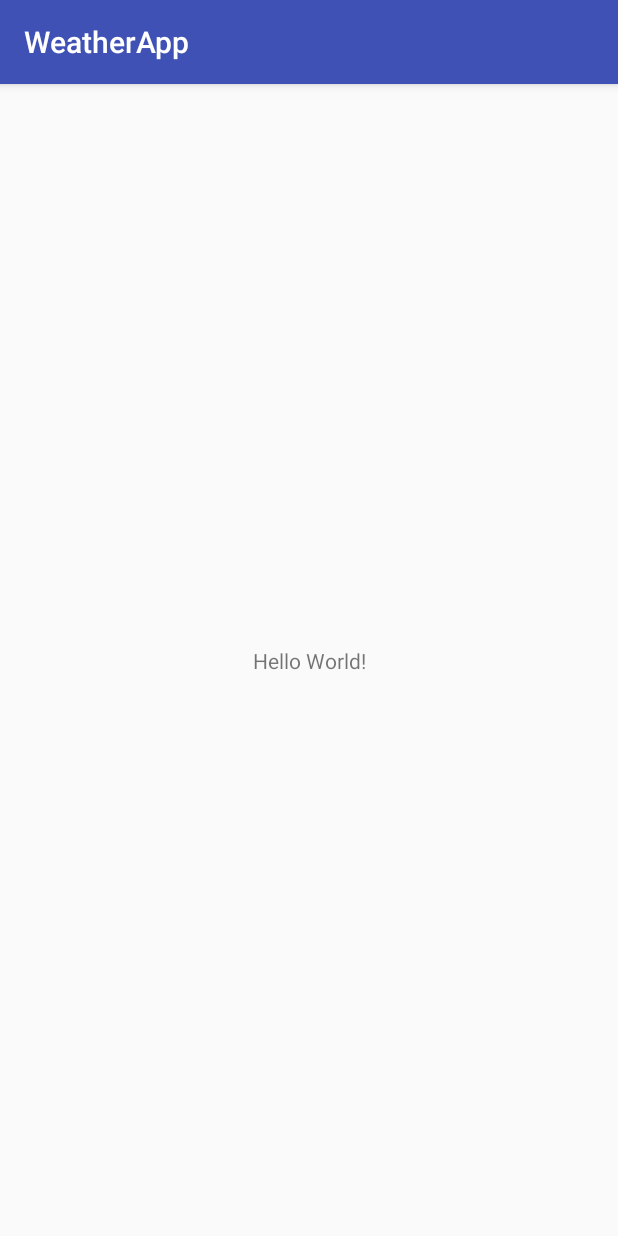
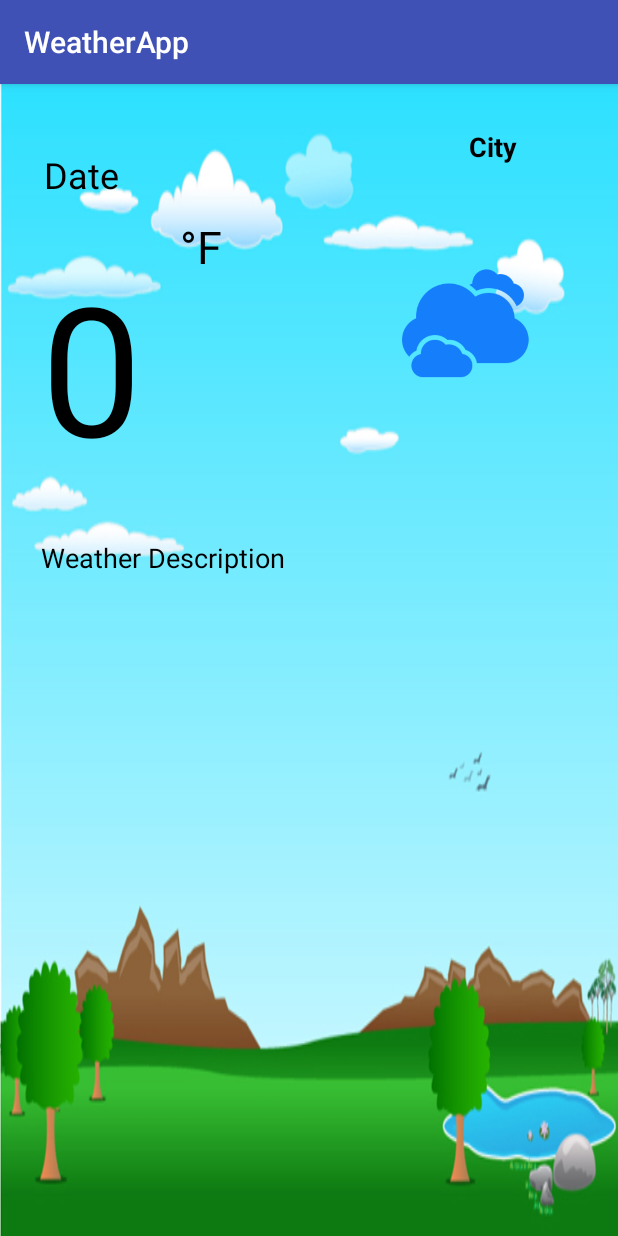
Before and after one commit to vasileGrad/WeatherApp, an Android app: the screen it shows after launch (MainActivity), on a phone screen of 412 x 824 dp. Run offline under Robolectric (Android 15) with nearby library versions, the phone set to English and light mode, and no system bars.

Commit message:
Adding TextViews and Background Photo

```diff
--- a/app/src/main/res/layout/activity_main.xml
+++ b/app/src/main/res/layout/activity_main.xml
@@ -4,15 +4,99 @@
     xmlns:tools="http://schemas.android.com/tools"
     android:layout_width="match_parent"
     android:layout_height="match_parent"
+    android:background="@drawable/background"
     tools:context="com.example.vasile.weatherapp.MainActivity">
 
     <TextView
+        android:id="@+id/dateTextView"
         android:layout_width="wrap_content"
         android:layout_height="wrap_content"
-        android:text="Hello World!"
+        android:text="Date"
+        android:textColor="@android:color/black"
+        android:textSize="24sp"
         app:layout_constraintBottom_toBottomOf="parent"
+        app:layout_constraintHorizontal_bias="0.081"
         app:layout_constraintLeft_toLeftOf="parent"
         app:layout_constraintRight_toRightOf="parent"
-        app:layout_constraintTop_toTopOf="parent" />
+        app:layout_constraintTop_toTopOf="parent"
+        app:layout_constraintVertical_bias="0.06" />
+
+    <TextView
+        android:id="@+id/CityTextView"
+        android:layout_width="wrap_content"
+        android:layout_height="wrap_content"
+        android:layout_marginEnd="67dp"
+        android:layout_marginRight="67dp"
+        android:layout_marginTop="29dp"
+        android:text="City"
+        android:textColor="@android:color/black"
+        android:textSize="18sp"
+        android:textStyle="bold"
+        app:layout_constraintRight_toRightOf="parent"
+        app:layout_constraintTop_toTopOf="parent"
+        tools:layout_constraintRight_creator="1"
+        tools:layout_constraintTop_creator="1" />
+
+    <TextView
+        android:id="@+id/tempTextView"
+        android:layout_width="wrap_content"
+        android:layout_height="wrap_content"
+        android:layout_marginLeft="27dp"
+        android:layout_marginStart="27dp"
+        android:layout_marginTop="108dp"
+        android:text="0"
+        android:textColor="@android:color/black"
+        android:textSize="120sp"
+        app:layout_constraintLeft_toLeftOf="parent"
+        app:layout_constraintTop_toTopOf="parent"
+        tools:layout_constraintLeft_creator="1"
+        tools:layout_constraintTop_creator="1" />
+
+    <TextView
+        android:id="@+id/weatherDescTextView"
+        android:layout_width="wrap_content"
+        android:layout_height="wrap_content"
+        android:layout_marginLeft="27dp"
+        android:layout_marginStart="27dp"
+        android:layout_marginTop="35dp"
+        android:text="Weather Description"
+        android:textColor="@android:color/black"
+        android:textSize="18sp"
+        app:layout_constraintLeft_toLeftOf="parent"
+        app:layout_constraintTop_toBottomOf="@+id/tempTextView"
+        tools:layout_constraintLeft_creator="1"
+        tools:layout_constraintTop_creator="1" />
+
+    <TextView
+        android:id="@+id/textView4"
+        android:layout_width="wrap_content"
+        android:layout_height="wrap_content"
+        android:layout_marginLeft="25dp"
+        android:layout_marginStart="25dp"
+        android:text="°F"
+        android:textColor="@android:color/black"
+        android:textSize="30sp"
+        app:layout_constraintBottom_toTopOf="@+id/tempTextView"
+        app:layout_constraintLeft_toRightOf="@+id/tempTextView"
+        app:layout_constraintTop_toTopOf="@+id/tempTextView"
+        tools:layout_constraintBottom_creator="1"
+        tools:layout_constraintLeft_creator="1"
+        tools:layout_constraintTop_creator="1" />
+
+    <ImageView
+        android:id="@+id/weatherImageView"
+        android:layout_width="100dp"
+        android:layout_height="100dp"
+        android:layout_marginEnd="53dp"
+        android:layout_marginLeft="8dp"
+        android:layout_marginRight="53dp"
+        android:layout_marginTop="108dp"
+        app:layout_constraintHorizontal_bias="1.0"
+        app:layout_constraintLeft_toLeftOf="parent"
+        app:layout_constraintRight_toRightOf="parent"
+        app:layout_constraintTop_toTopOf="parent"
+        app:srcCompat="@drawable/icon_fewclouds"
+        tools:layout_constraintRight_creator="1"
+        tools:layout_constraintTop_creator="1" />
 
 </android.support.constraint.ConstraintLayout>
```
Also changed, not shown: app/src/main/res/drawable/background.jpg (added), app/src/main/res/drawable/icon_fewclouds.png (added).
